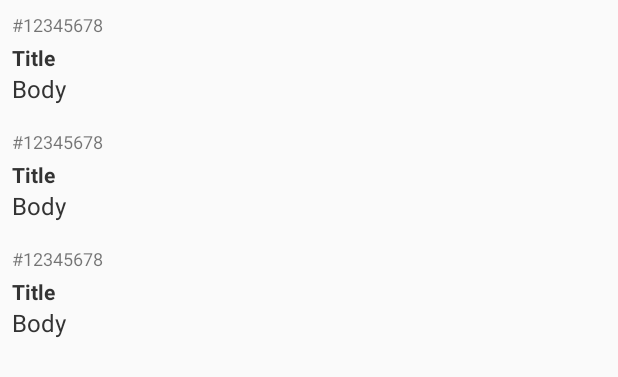
After one commit to vitoksmile/RepositoryWithCoroutines, an Android app: the layout activity_posts.xml on its own in the app's theme, with its tools: preview values and no code run, on a phone screen of 412 x 824 dp. The commit adds this screen. Shown: the top 377 px of the screen. Run offline under Robolectric (Android 15) with nearby library versions, the phone set to English and light mode, and no system bars.

Commit message:
* added show list of posts * added base project architecture * added Retrofit

```diff
--- /dev/null
+++ b/app/src/main/res/layout/activity_posts.xml
@@ -0,0 +1,15 @@
+<?xml version="1.0" encoding="utf-8"?>
+<androidx.coordinatorlayout.widget.CoordinatorLayout xmlns:android="http://schemas.android.com/apk/res/android"
+    xmlns:app="http://schemas.android.com/apk/res-auto"
+    xmlns:tools="http://schemas.android.com/tools"
+    android:layout_width="match_parent"
+    android:layout_height="match_parent">
+
+    <androidx.recyclerview.widget.RecyclerView
+        android:id="@+id/recyclerView"
+        android:layout_width="match_parent"
+        android:layout_height="match_parent"
+        app:layoutManager="androidx.recyclerview.widget.LinearLayoutManager"
+        tools:listitem="@layout/item_post" />
+
+</androidx.coordinatorlayout.widget.CoordinatorLayout>
--- /dev/null
+++ b/app/src/main/res/layout/item_post.xml
@@ -0,0 +1,43 @@
+<?xml version="1.0" encoding="utf-8"?>
+<androidx.constraintlayout.widget.ConstraintLayout xmlns:android="http://schemas.android.com/apk/res/android"
+    xmlns:app="http://schemas.android.com/apk/res-auto"
+    xmlns:tools="http://schemas.android.com/tools"
+    android:layout_width="match_parent"
+    android:layout_height="wrap_content"
+    android:padding="8dp">
+
+    <androidx.appcompat.widget.AppCompatTextView
+        android:id="@+id/tvId"
+        android:layout_width="0dp"
+        android:layout_height="wrap_content"
+        android:textSize="12sp"
+        app:layout_constraintEnd_toEndOf="parent"
+        app:layout_constraintStart_toStartOf="parent"
+        app:layout_constraintTop_toTopOf="parent"
+        tools:text="#12345678" />
+
+    <androidx.appcompat.widget.AppCompatTextView
+        android:id="@+id/tvTitle"
+        android:layout_width="0dp"
+        android:layout_height="wrap_content"
+        android:layout_marginTop="4dp"
+        android:textColor="#333"
+        android:textSize="14sp"
+        android:textStyle="bold"
+        app:layout_constraintEnd_toEndOf="parent"
+        app:layout_constraintStart_toStartOf="parent"
+        app:layout_constraintTop_toBottomOf="@id/tvId"
+        tools:text="Title" />
+
+    <androidx.appcompat.widget.AppCompatTextView
+        android:id="@+id/tvBody"
+        android:layout_width="0dp"
+        android:layout_height="wrap_content"
+        android:textColor="#333"
+        android:textSize="16sp"
+        app:layout_constraintEnd_toEndOf="parent"
+        app:layout_constraintStart_toStartOf="parent"
+        app:layout_constraintTop_toBottomOf="@id/tvTitle"
+        tools:text="Body" />
+
+</androidx.constraintlayout.widget.ConstraintLayout>
```
Also changed, not shown: app/build.gradle (+13 -2 lines), app/src/main/AndroidManifest.xml (+16 -9 lines), app/src/main/java/com/vitoksmile/sample/coroutines/repository/MainActivity.kt (+8 -1 lines), app/src/main/java/com/vitoksmile/sample/coroutines/repository/coroutines/DispatcherHolder.kt (added, +10 -0 lines), app/src/main/java/com/vitoksmile/sample/coroutines/repository/coroutines/ScopedViewModel.kt (added, +19 -0 lines), app/src/main/java/com/vitoksmile/sample/coroutines/repository/data/api/ApiServiceBuilder.kt (added, +34 -0 lines), app/src/main/java/com/vitoksmile/sample/coroutines/repository/data/api/PostApi.kt (added, +11 -0 lines), app/src/main/java/com/vitoksmile/sample/coroutines/repository/data/models/Post.kt (added, +8 -0 lines), app/src/main/java/com/vitoksmile/sample/coroutines/repository/di/ApiDI.kt (added, +10 -0 lines), app/src/main/java/com/vitoksmile/sample/coroutines/repository/di/ViewModelDI.kt (added, +13 -0 lines), app/src/main/java/com/vitoksmile/sample/coroutines/repository/domain/PostsInteractor.kt (added, +16 -0 lines), app/src/main/java/com/vitoksmile/sample/coroutines/repository/extensions/ContextX.kt (added, +12 -0 lines), app/src/main/java/com/vitoksmile/sample/coroutines/repository/ui/posts/PostsActivity.kt (added, +34 -0 lines), app/src/main/java/com/vitoksmile/sample/coroutines/repository/ui/posts/PostsAdapter.kt (added, +47 -0 lines), 2 more files.
